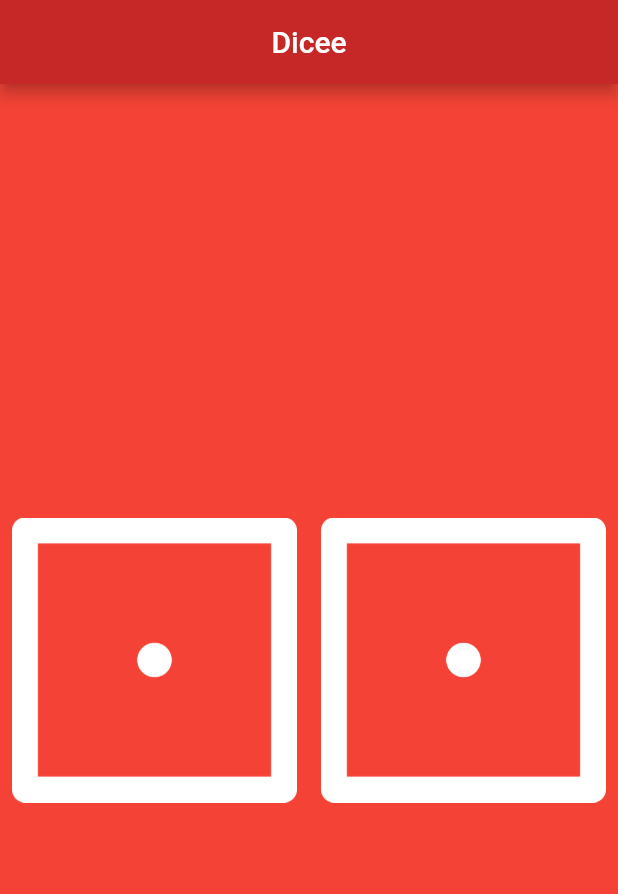
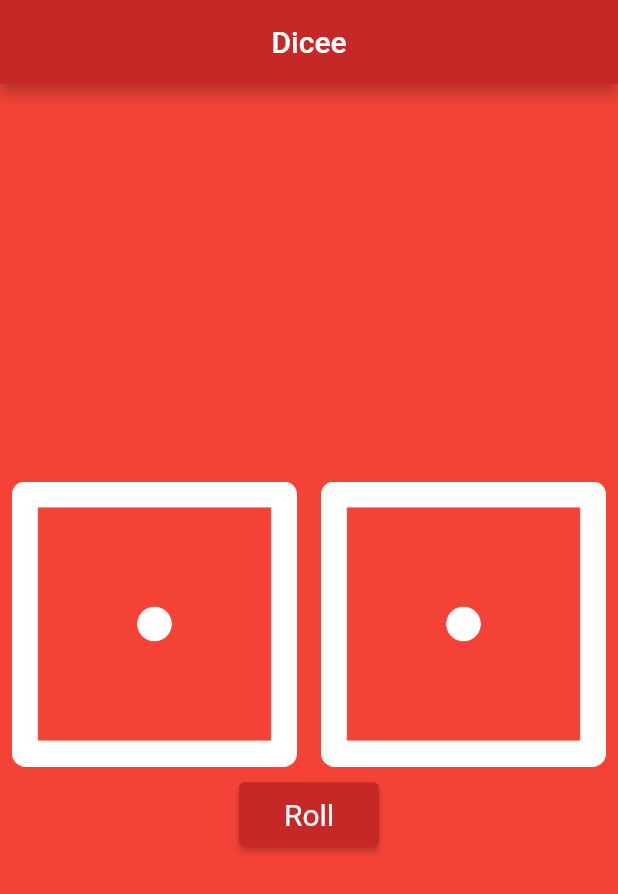
Before and after one commit to sohamhumble/Dicee, a Flutter app: the screen it shows after launch, on a phone screen of 412 x 824 dp. Shown: the top 894 px of the screen. Run offline on Flutter 3.47's test engine with Material 2 defaults, Android fonts, the phone set to English and light mode, and no system bars.

Commit message:
24/12/2022

```diff
--- a/lib/main.dart
+++ b/lib/main.dart
@@ -28,14 +28,17 @@ class _DicePageState extends State<DicePage> {
   @override
   Widget build(BuildContext context) {
     return Container(
-      child: Center(
-        child: Row(
+      child: Column(
+        mainAxisAlignment: MainAxisAlignment.center,
+        // crossAxisAlignment: CrossAxisAlignment.center,
+        children: [
+          Row(
             children: [
               Expanded(
                 child: TextButton(
                   onPressed: () {
                     setState(() {
-                    leftDiceNumber = Random().nextInt(6) + 1;
+                      leftDiceNumber = Random().nextInt(5) + 1;
                     });
                   },
                   child: Image.asset('images/dice$leftDiceNumber.png'),
@@ -53,6 +56,24 @@ class _DicePageState extends State<DicePage> {
               ),
             ],
           ),
+          ElevatedButton(
+            style: TextButton.styleFrom(
+              foregroundColor: Colors.white,
+              backgroundColor: Colors.red[800],
+              padding: const EdgeInsets.symmetric(vertical: 10, horizontal: 30),
+              textStyle: const TextStyle(fontSize: 20),
+            ),
+            onPressed: () {
+              setState(
+                () {
+                  rightDiceNumber = Random().nextInt(5) + 1;
+                  leftDiceNumber = Random().nextInt(5) + 1;
+                },
+              );
+            },
+            child: Text("Roll"),
+          ),
+        ],
       ),
     );
   }
```
Also changed, not shown: 20 other files. Lines whose indentation alone changed are shown as unchanged.
